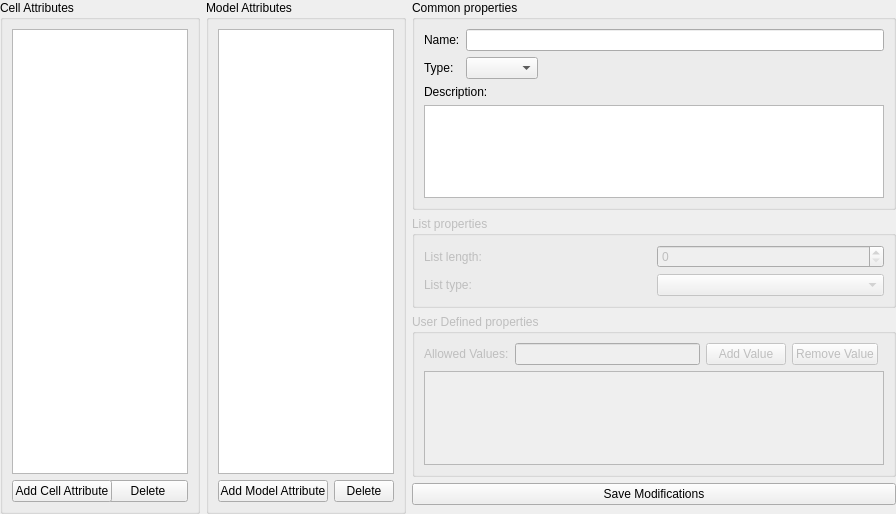
rff255/GenesisCA, file src/ca_modeler/AttributeHandler/attribute_handler_widget.ui: the form before one commit.
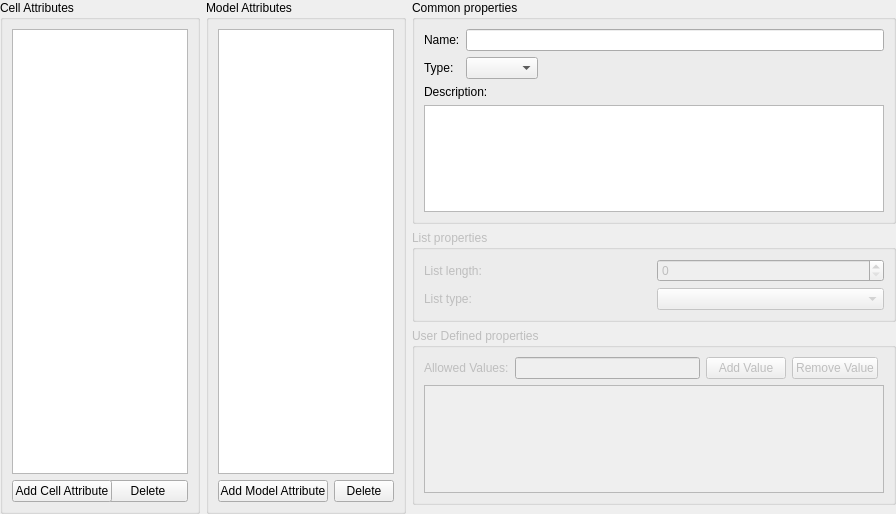
The form after the commit.

Commit message: - Remove the button "save modifications" in attributes tab, now every modification is automatically saved

```diff
--- a/src/ca_modeler/AttributeHandler/attribute_handler_widget.ui
+++ b/src/ca_modeler/AttributeHandler/attribute_handler_widget.ui
@@ -299,13 +299,6 @@
         </layout>
        </widget>
       </item>
-      <item>
-       <widget class="QPushButton" name="pb_atribute_save_modifications">
-        <property name="text">
-         <string>Save Modifications</string>
-        </property>
-       </widget>
-      </item>
      </layout>
     </widget>
    </item>
```
The commit also changes 2 other files.
